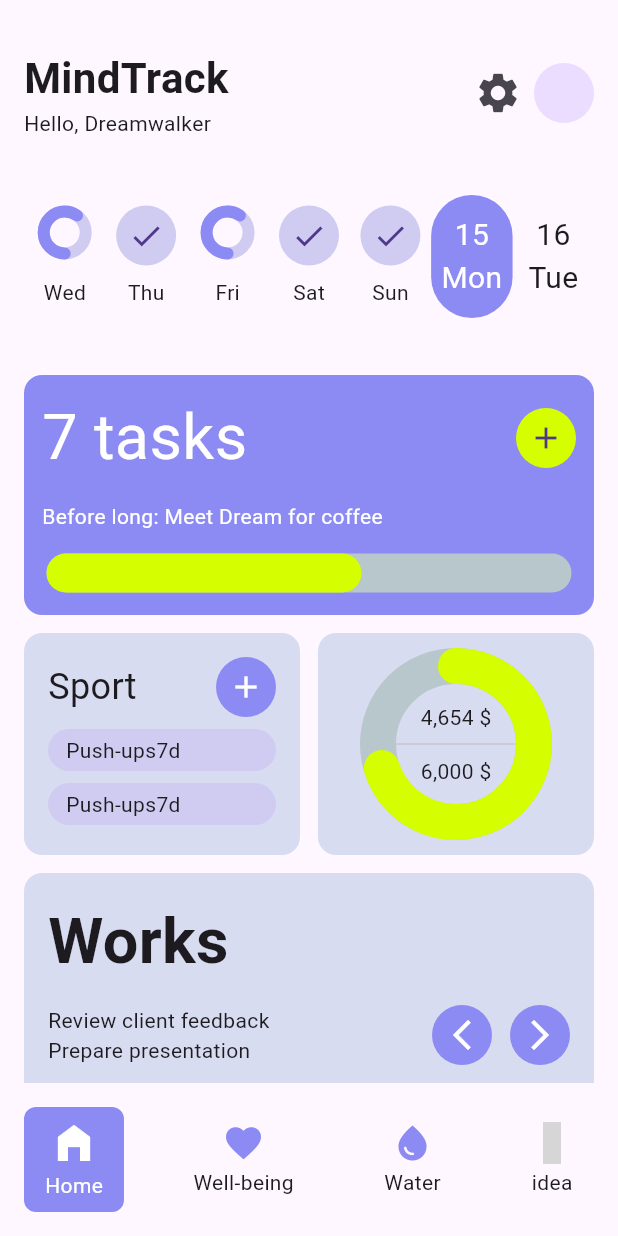
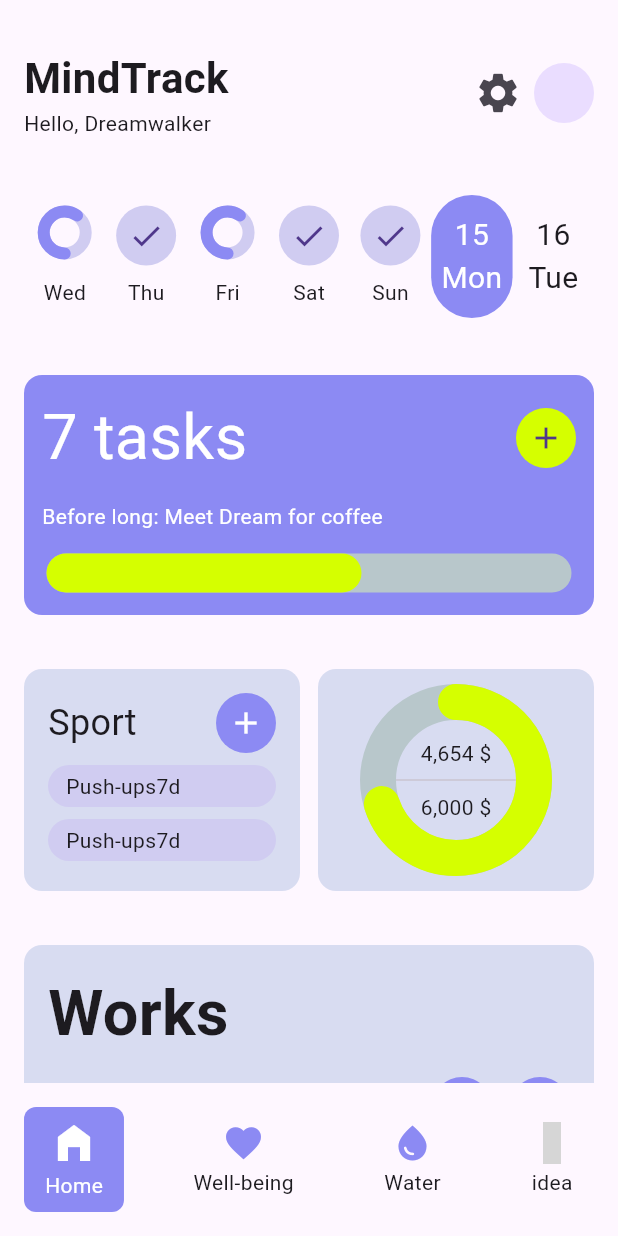
Before and after one commit to JAICHANGPARK/flutter_notebook_chapter_43, a Flutter app: the HabitJournalMainScreen screen opened directly, on a phone screen of 412 x 824 dp. Run offline on Flutter 3.47's test engine with Material 3 defaults, Android fonts, the phone set to English and light mode, and no system bars; drawn by our look-alikes of percent_indicator; our stand-ins replace gap, hugeicons; grey boxes are pictures that could not be loaded.

Commit message:
Update habit_journal_home_screen.dart

```diff
--- a/lib/ep2173_habit_journal_app/ui/home/habit_journal_home_screen.dart
+++ b/lib/ep2173_habit_journal_app/ui/home/habit_journal_home_screen.dart
@@ -201,6 +201,7 @@ class _HabitJournalHomeScreenState extends State<HabitJournalHomeScreen> {
             Expanded(
               child: SingleChildScrollView(
                 child: Column(
+                  spacing: 12,
                   crossAxisAlignment: CrossAxisAlignment.start,
                   children: toggle
                       ? [
@@ -211,7 +212,7 @@ class _HabitJournalHomeScreenState extends State<HabitJournalHomeScreen> {
                               });
                             },
                             child: Container(
-                              padding: EdgeInsets.all(12),
+                              padding: EdgeInsets.all(16),
                               decoration: BoxDecoration(
                                 color: HabitAppTheme.primary,
                                 borderRadius: BorderRadius.circular(12),
@@ -244,7 +245,7 @@ class _HabitJournalHomeScreenState extends State<HabitJournalHomeScreen> {
                             ),
                           ),
                           Container(
-                            padding: EdgeInsets.all(12),
+                            padding: EdgeInsets.all(16),
                             decoration: BoxDecoration(
                               color: HabitAppTheme.primary,
                               borderRadius: BorderRadius.circular(12),
```
